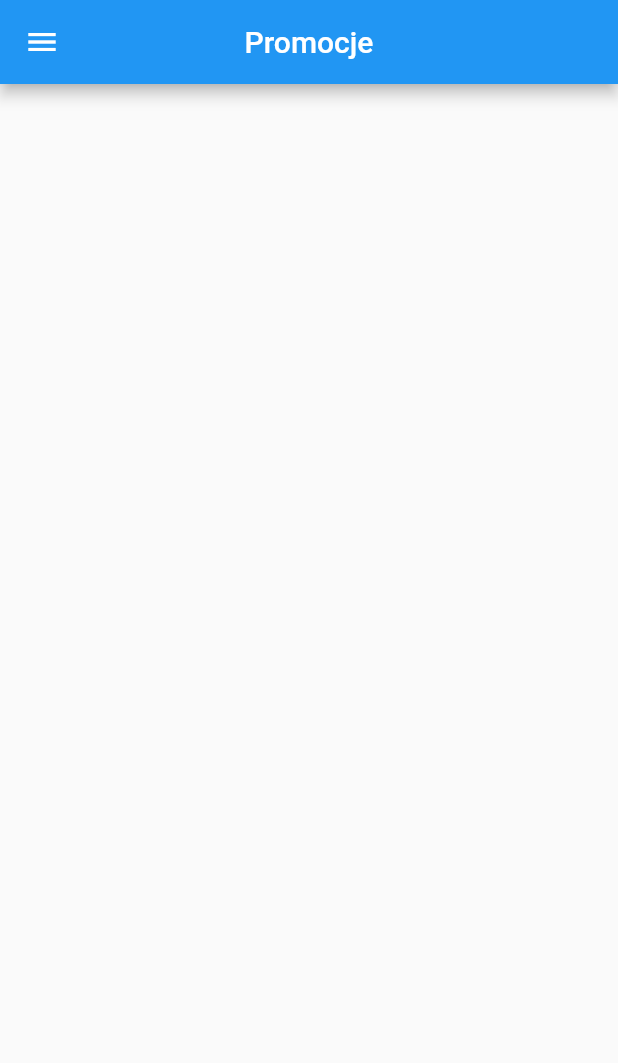
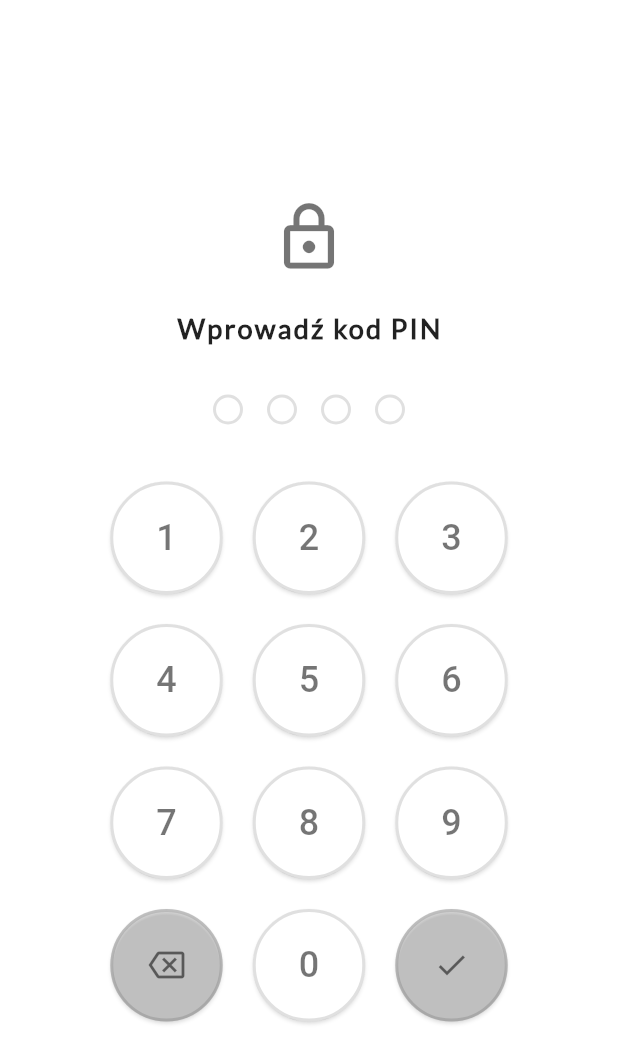
Before and after one commit to Zrazeo/Aplikacja_do_Zarzadzania_Promocjami_Bankowymi, a Flutter app: the screen it shows after launch, on a phone screen of 412 x 824 dp. Shown: the top 1063 px of the screen. Run offline on Flutter 3.47's test engine with Material 2 defaults, Android fonts, the phone set to English and light mode, and no system bars; our stand-ins replace cloud_firestore, firebase_core, syncfusion_flutter_charts; accounts and stored records are empty.

Commit message:
pin ekran dodany

```diff
--- a/apk/lib/main.dart
+++ b/apk/lib/main.dart
@@ -1,5 +1,5 @@
+import 'package:aplikacja_do_promocji_bankowych/screens/pin_screen.dart';
 import 'package:flutter/material.dart';
-import './screens/prom_screen.dart';
 import 'package:firebase_core/firebase_core.dart';
 
 void main() async {
@@ -16,7 +16,7 @@ class MyApp extends StatelessWidget {
       theme: ThemeData(
         primarySwatch: Colors.blue,
       ),
-      home: PromScreen(),
+      home: PinScreen(),
     );
   }
 }
--- /dev/null
+++ b/apk/lib/screens/pin_screen.dart
@@ -0,0 +1,194 @@
+import 'package:aplikacja_do_promocji_bankowych/screens/prom_screen.dart';
+import 'package:flutter/material.dart';
+
+class PinScreen extends StatefulWidget {
+  @override
+  State<PinScreen> createState() => _PinScreenState();
+}
+
+class _PinScreenState extends State<PinScreen> {
+  final String _pin = '2541';
+  int firstOnPin = -1;
+  int secondOnPin = -1;
+  int thirdOnPin = -1;
+  int fourthOnPin = -1;
+
+  void _setNumber(int number) {
+    setState(() {
+      if (number == -2) {
+        _checkPin();
+      }
+      if (firstOnPin < 0) {
+        firstOnPin = number;
+      } else if (secondOnPin < 0) {
+        secondOnPin = number;
+      } else if (thirdOnPin < 0) {
+        thirdOnPin = number;
+      } else if (fourthOnPin < 0) {
+        fourthOnPin = number;
+      }
+    });
+  }
+
+  void _checkPin() {
+    if (firstOnPin == int.parse(_pin[0]) &&
+        secondOnPin == int.parse(_pin[1]) &&
+        thirdOnPin == int.parse(_pin[2]) &&
+        fourthOnPin == int.parse(_pin[3])) {
+      Navigator.pushReplacement<void, void>(
+        context,
+        MaterialPageRoute<void>(
+          builder: (BuildContext context) => PromScreen(),
+        ),
+      );
+    } else {
+      firstOnPin = -1;
+      secondOnPin = -1;
+      thirdOnPin = -1;
+      fourthOnPin = -1;
+    }
+  }
+
+  void _deleteNumberOnPin() {
+    setState(() {
+      if (fourthOnPin > 0) {
+        fourthOnPin = -1;
+      } else if (fourthOnPin < 0 && thirdOnPin > 0) {
+        thirdOnPin = -1;
+      } else if (thirdOnPin < 0 && secondOnPin > 0) {
+        secondOnPin = -1;
+      } else if (secondOnPin < 0) {
+        firstOnPin = -1;
+      }
+    });
+  }
+
+  @override
+  Widget build(BuildContext context) {
+    return Scaffold(
+      backgroundColor: Colors.white,
+      body: Column(
+        mainAxisAlignment: MainAxisAlignment.center,
+        children: <Widget>[
+          const Icon(
+            Icons.lock_outlined,
+            size: 50,
+            color: Colors.black54,
+          ),
+          const SizedBox(height: 25),
+          const Text(
+            'Wprowadź kod PIN',
+            style: TextStyle(
+              fontSize: 18,
+              fontWeight: FontWeight.bold,
+              fontFamily: 'Lato',
+              letterSpacing: 1.5,
+            ),
+          ),
+          const SizedBox(height: 25),
+          Row(
+            crossAxisAlignment: CrossAxisAlignment.center,
+            mainAxisAlignment: MainAxisAlignment.center,
+            children: [
+              circlePin(firstOnPin),
+              circlePin(secondOnPin),
+              circlePin(thirdOnPin),
+              circlePin(fourthOnPin),
+            ],
+          ),
+          const SizedBox(
+            height: 20,
+          ),
+          Row(
+            crossAxisAlignment: CrossAxisAlignment.center,
+            mainAxisAlignment: MainAxisAlignment.center,
+            children: [
+              button('1'),
+              button('2'),
+              button('3'),
+            ],
+          ),
+          Row(
+            crossAxisAlignment: CrossAxisAlignment.center,
+            mainAxisAlignment: MainAxisAlignment.center,
+            children: [
+              button('4'),
+              button('5'),
+              button('6'),
+            ],
+          ),
+          Row(
+            crossAxisAlignment: CrossAxisAlignment.center,
+            mainAxisAlignment: MainAxisAlignment.center,
+            children: [
+              button('7'),
+              button('8'),
+              button('9'),
+            ],
+          ),
+          Row(
+            crossAxisAlignment: CrossAxisAlignment.center,
+            mainAxisAlignment: MainAxisAlignment.center,
+            children: [
+              button('-1'),
+              button('0'),
+              button('-2'),
+            ],
+          ),
+        ],
+      ),
+    );
+  }
+
+  Padding circlePin(int number) => Padding(
+        padding: const EdgeInsets.all(8.0),
+        child: Container(
+          height: 20,
+          width: 20,
+          decoration: BoxDecoration(
+            shape: BoxShape.circle,
+            color: number > 0 ? Colors.black26 : Colors.transparent,
+            border: Border.all(
+              color: Colors.black12,
+              width: 2,
+            ),
+          ),
+        ),
+      );
+
+  Padding button(String number) {
+    return Padding(
+      padding: const EdgeInsets.all(10.0),
+      child: ElevatedButton(
+        onPressed: () => number == '-1'
+            ? _deleteNumberOnPin()
+            : _setNumber(int.parse(number)),
+        style: ElevatedButton.styleFrom(
+          primary: int.parse(number) >= 0 ? Colors.white : Colors.black12,
+          elevation: 1,
+          fixedSize: const Size(75, 75),
+          shape: const CircleBorder(),
+          shadowColor: Colors.black54,
+          side: const BorderSide(
+            width: 2,
+            color: Colors.black12,
+          ),
+        ),
+        child: number == '-1'
+            ? const Icon(
+                Icons.backspace_outlined,
+                color: Colors.black54,
+              )
+            : number == '-2'
+                ? const Icon(
+                    Icons.check,
+                    color: Colors.black54,
+                  )
+                : Text(
+                    number,
+                    style: const TextStyle(color: Colors.black54, fontSize: 24),
+                  ),
+      ),
+    );
+  }
+}
```
Also changed, not shown: apk/pubspec.yaml (+5 -4 lines), apk/lib/fonts/Lato-Regular.ttf (added).
